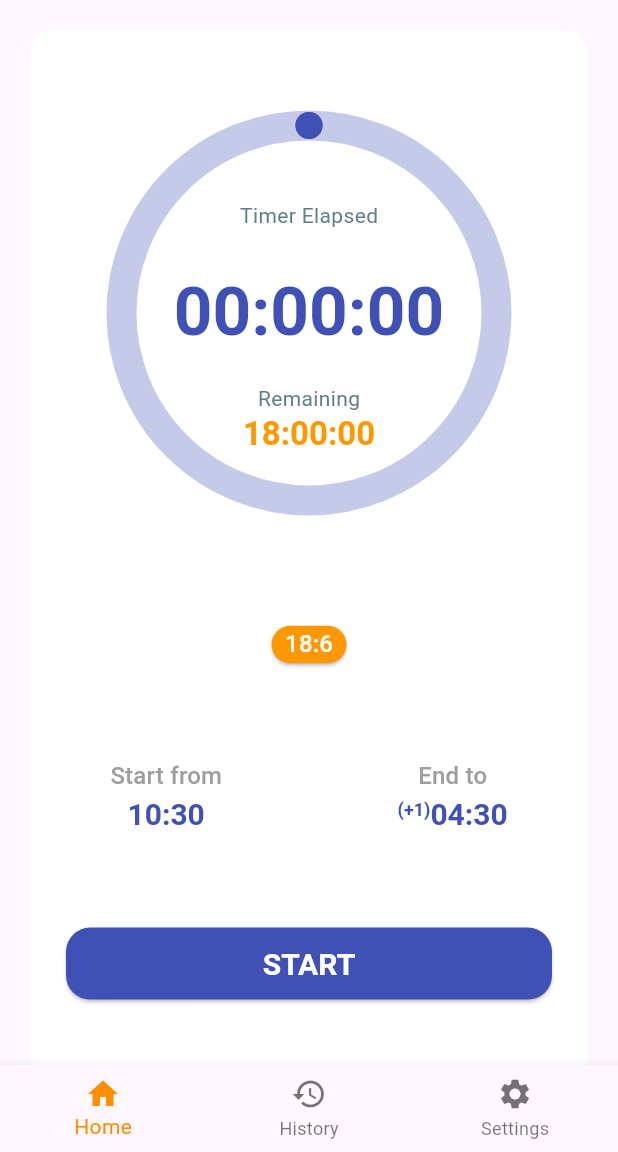
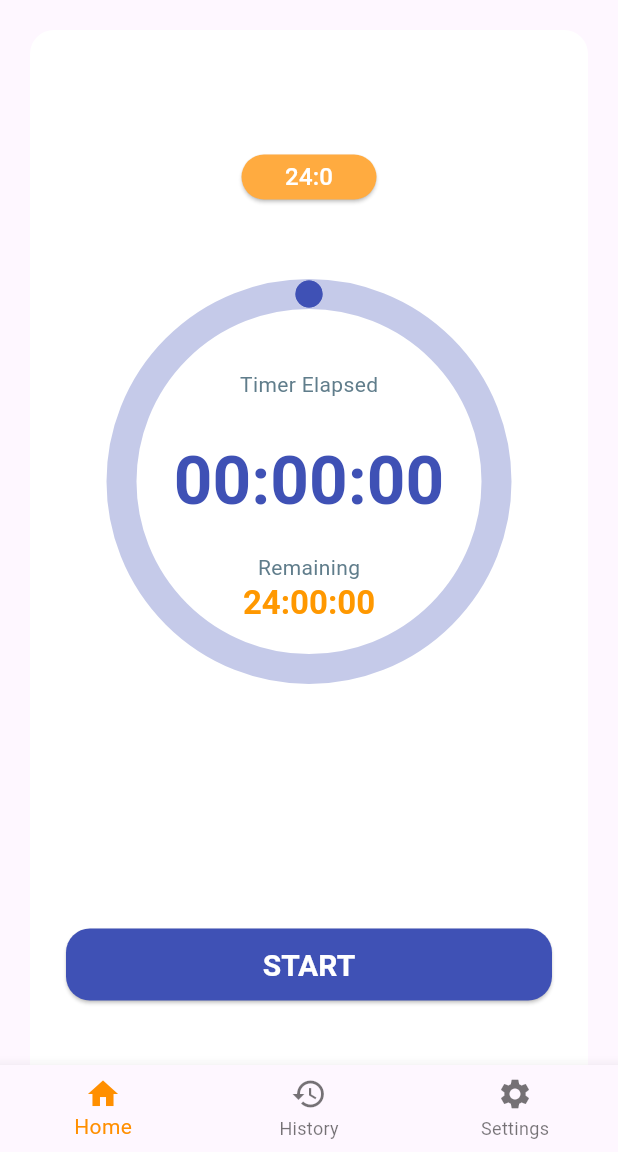
Before and after one commit to inaudy/wellfastify, a Flutter app: the screen it shows after launch, on a phone screen of 412 x 824 dp, the part 84-1236 px from its top. Run offline on Flutter 3.47's test engine with Material 3 defaults, Android fonts, the light colour scheme and no system bars; our stand-ins replace flutter_bloc, google_fonts, shared_preferences.

Commit message:
improvement in starttime and goal text

```diff
--- a/lib/clock/clock_bloc.dart
+++ b/lib/clock/clock_bloc.dart
@@ -10,7 +10,7 @@ class ClockBloc extends Bloc<ClockEvent, ClockState>
     with WidgetsBindingObserver {
   final SharedPreferences _sharedPreferences;
   final Ticker _ticker;
-  static const int _duration = 18 * 60 * 60; // 18:6 FASTING
+  static const int _duration = 24 * 60 * 60; // 18:6 FASTING
   int _elapsed = 0;
   StreamSubscription<int>? _tickerSubscription;
 
--- a/lib/presentation/pages/homepage.dart
+++ b/lib/presentation/pages/homepage.dart
@@ -78,16 +78,14 @@ class _HomePageState extends State<HomePage> {
                         child: Column(
                           mainAxisAlignment: MainAxisAlignment.spaceEvenly,
                           children: [
-                            // Replace CircularTimer with a placeholder or your own implementation
-                            const CircularTimer(),
                             Row(
                               mainAxisSize: MainAxisSize.min,
                               children: [
                                 Padding(
                                   padding: const EdgeInsets.only(top: 20.0),
                                   child: SizedBox(
-                                    width: 50,
-                                    height: 25,
+                                    width: 90,
+                                    height: 30,
                                     child: BlocBuilder<ClockBloc, ClockState>(
                                       builder: (context, state) {
                                         return ElevatedButton(
@@ -98,7 +96,8 @@ class _HomePageState extends State<HomePage> {
                                                       context, '/second');
                                                 },
                                           style: ElevatedButton.styleFrom(
-                                              backgroundColor: Colors.orange,
+                                              backgroundColor:
+                                                  Colors.orangeAccent,
                                               padding: EdgeInsets.zero,
                                               minimumSize: Size.zero),
                                           child: Text(
@@ -115,30 +114,42 @@ class _HomePageState extends State<HomePage> {
                                 ),
                               ],
                             ),
-                            Row(
-                              mainAxisAlignment: MainAxisAlignment.spaceEvenly,
+                            const CircularTimer(),
+                            BlocBuilder<ClockBloc, ClockState>(
+                              builder: (context, state) {
+                                return Visibility(
+                                  visible: state is! ClockInitial,
+                                  maintainSize: true,
+                                  maintainAnimation: true,
+                                  maintainState: true,
+                                  child: Row(
+                                    mainAxisAlignment:
+                                        MainAxisAlignment.spaceEvenly,
                                     children: [
                                       Padding(
                                         padding: const EdgeInsets.symmetric(
                                             horizontal: 20),
                                         child: Column(
                                           children: [
+                                            // si el counter
                                             Text(
-                                        'Start from',
+                                              'Started',
                                               style: Theme.of(context)
                                                   .textTheme
                                                   .titleMedium!
                                                   .copyWith(color: Colors.grey),
                                             ),
                                             Text(
-                                        DateFormat.Hm().format(startTime),
+                                              DateFormat('EEE d, HH:mm')
+                                                  .format(startTime),
                                               style: Theme.of(context)
                                                   .textTheme
                                                   .titleLarge!
                                                   .copyWith(
                                                       color: color1,
-                                                fontWeight: FontWeight.bold,
-                                                fontSize: 20),
+                                                      fontWeight:
+                                                          FontWeight.bold,
+                                                      fontSize: 18),
                                             ),
                                           ],
                                         ),
@@ -150,7 +161,7 @@ class _HomePageState extends State<HomePage> {
                                         child: Column(
                                           children: [
                                             Text(
-                                        'End to',
+                                              'Goal',
                                               style: Theme.of(context)
                                                   .textTheme
                                                   .titleMedium!
@@ -158,34 +169,40 @@ class _HomePageState extends State<HomePage> {
                                             ),
                                             Row(
                                               children: [
-                                          Column(
+                                                /*Column(
                                                   crossAxisAlignment:
                                                       CrossAxisAlignment.start,
                                                   children: [
                                                     Padding(
-                                                padding: const EdgeInsets.only(
+                                                      padding:
+                                                          const EdgeInsets.only(
                                                               bottom: 5),
                                                       child: Text('(+1)',
-                                                    style: Theme.of(context)
+                                                          style: Theme.of(
+                                                                  context)
                                                               .textTheme
                                                               .titleLarge!
                                                               .copyWith(
                                                                   fontWeight:
-                                                                FontWeight.bold,
+                                                                      FontWeight
+                                                                          .bold,
                                                                   color: color1,
-                                                            fontSize: 12)),
+                                                                  fontSize:
+                                                                      12)),
                                                     ),
                                                   ],
-                                          ),
+                                                ),*/
                                                 Text(
-                                            DateFormat.Hm().format(endTime),
+                                                  DateFormat('EEE d, HH:mm')
+                                                      .format(endTime),
                                                   style: Theme.of(context)
                                                       .textTheme
                                                       .titleLarge!
                                                       .copyWith(
                                                           color: color1,
-                                                    fontWeight: FontWeight.bold,
-                                                    fontSize: 20),
+                                                          fontWeight:
+                                                              FontWeight.bold,
+                                                          fontSize: 18),
                                                 ),
                                               ],
                                             ),
@@ -193,6 +210,9 @@ class _HomePageState extends State<HomePage> {
                                         ),
                                       )
                                     ],
+                                  ),
+                                );
+                              },
                             ),
                             const Padding(
                               padding: EdgeInsets.symmetric(horizontal: 24.0),
```
Lines whose indentation alone changed are shown as unchanged.
